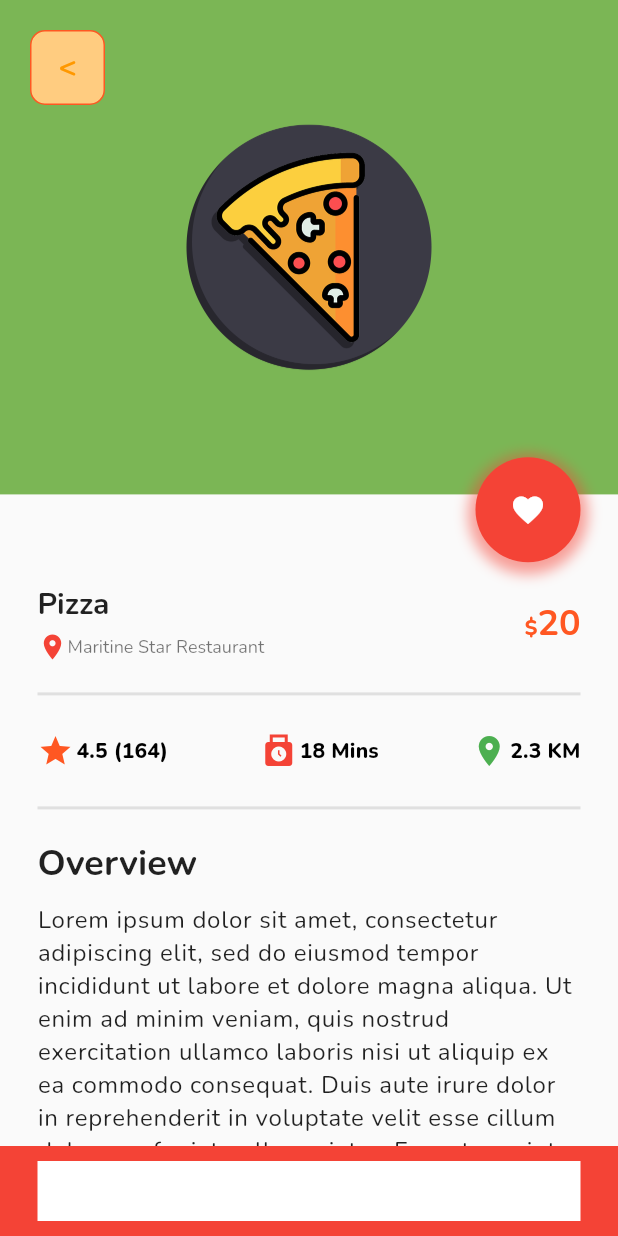
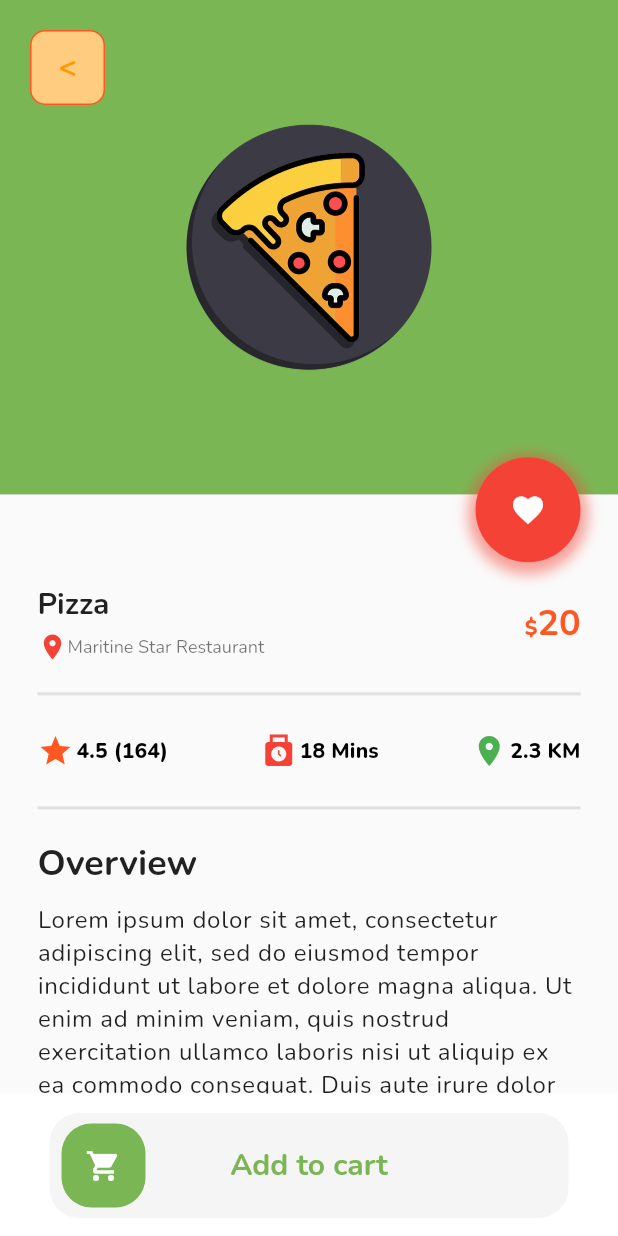
Before and after one commit to 0-BSCode/Flutter-UI-Design-Challenge-2, a Flutter app: the screen it shows after launch, on a phone screen of 412 x 824 dp. Run offline on Flutter 3.47's test engine with Material 2 defaults, Android fonts, the phone set to English and light mode, and no system bars; drawn by our look-alikes of slide_to_act; our stand-ins replace google_fonts.

Commit message:
Finished food view page

```diff
--- a/lib/components/productItem.dart
+++ b/lib/components/productItem.dart
@@ -49,7 +49,7 @@ class ProductItem extends StatelessWidget {
                     width: width * 0.80,
                   ),
                 ),
-                Expanded(
+                const Expanded(
                   child: Center(),
                 ),
                 Text(
@@ -60,7 +60,7 @@ class ProductItem extends StatelessWidget {
                 RichText(
                   text: TextSpan(
                     children: [
-                      WidgetSpan(
+                      const WidgetSpan(
                         child: Icon(
                           Icons.location_on,
                           color: Colors.red,
@@ -83,7 +83,7 @@ class ProductItem extends StatelessWidget {
                         overflow: TextOverflow.ellipsis,
                         text: TextSpan(
                           children: [
-                            WidgetSpan(
+                            const WidgetSpan(
                               child: Icon(
                                 Icons.star,
                                 color: COLOR_ORANGE,
--- a/lib/main.dart
+++ b/lib/main.dart
@@ -2,7 +2,6 @@
 import 'package:flutter/material.dart';
 import 'package:flutter/services.dart';
 import 'package:ui_design_2/screens/foodView.dart';
-import 'package:ui_design_2/screens/homePage.dart';
 import 'package:ui_design_2/productData.dart';
 import 'package:ui_design_2/theme.dart';
 
@@ -18,7 +17,7 @@ class MyApp extends StatelessWidget {
   Widget build(BuildContext context) {
     // Change app bar color
     SystemChrome.setSystemUIOverlayStyle(
-      SystemUiOverlayStyle(statusBarColor: COLOR_GREEN),
+      const SystemUiOverlayStyle(statusBarColor: COLOR_GREEN),
     );
     return MaterialApp(
       title: 'Flutter Demo',
--- a/lib/screens/foodView.dart
+++ b/lib/screens/foodView.dart
@@ -1,6 +1,7 @@
 import 'package:flutter/material.dart';
 import 'package:ui_design_2/theme.dart';
 import 'package:ui_design_2/utils/addSpacing.dart';
+import 'package:slide_to_act/slide_to_act.dart';
 
 class FoodView extends StatelessWidget {
   final Map<String, dynamic> productData;
@@ -14,7 +15,7 @@ class FoodView extends StatelessWidget {
         resizeToAvoidBottomInset: false,
         body: LayoutBuilder(
           builder: (context, constraints) {
-            return Container(
+            return SizedBox(
               width: constraints.maxWidth,
               height: constraints.maxHeight,
               child: Column(
@@ -22,7 +23,7 @@ class FoodView extends StatelessWidget {
                   Expanded(
                     child: SingleChildScrollView(
                       scrollDirection: Axis.vertical,
-                      physics: BouncingScrollPhysics(),
+                      physics: const BouncingScrollPhysics(),
                       child: Stack(
                         clipBehavior: Clip.none,
                         children: [
@@ -61,19 +62,19 @@ class FoodView extends StatelessWidget {
                                       ),
                                       child: TextButton(
                                         onPressed: () {
-                                          debugPrint("${constraints}");
+                                          debugPrint("$constraints");
                                         },
-                                        child: Text(
-                                          "<",
-                                          style: textTheme.headline6!.copyWith(
-                                            color: Colors.orange,
-                                          ),
-                                        ),
                                         style: ButtonStyle(
                                           overlayColor:
                                               MaterialStateColor.resolveWith(
                                             (states) =>
                                                 Colors.orange.withOpacity(0.3),
+                                          ),
+                                        ),
+                                        child: Text(
+                                          "<",
+                                          style: textTheme.headline6!.copyWith(
+                                            color: Colors.orange,
                                           ),
                                         ),
                                       ),
@@ -102,7 +103,7 @@ class FoodView extends StatelessWidget {
                                         RichText(
                                           text: TextSpan(
                                             children: [
-                                              WidgetSpan(
+                                              const WidgetSpan(
                                                 child: Icon(
                                                   Icons.location_on,
                                                   color: Colors.red,
@@ -148,7 +149,7 @@ class FoodView extends StatelessWidget {
                               ),
                               addVerticalSpace(20),
                               Padding(
-                                padding: EdgeInsets.symmetric(
+                                padding: const EdgeInsets.symmetric(
                                   horizontal: 25,
                                 ),
                                 child: Column(
@@ -171,7 +172,7 @@ class FoodView extends StatelessWidget {
                                                 WidgetSpan(
                                                   child: Row(
                                                     children: [
-                                                      Icon(
+                                                      const Icon(
                                                         Icons.star,
                                                         color: COLOR_ORANGE,
                                                       ),
@@ -199,7 +200,7 @@ class FoodView extends StatelessWidget {
                                                 WidgetSpan(
                                                   child: Row(
                                                     children: [
-                                                      Icon(
+                                                      const Icon(
                                                         Icons.punch_clock,
                                                         color: Colors.red,
                                                       ),
@@ -227,7 +228,7 @@ class FoodView extends StatelessWidget {
                                                 WidgetSpan(
                                                   child: Row(
                                                     children: [
-                                                      Icon(
+                                                      const Icon(
                                                         Icons.location_on,
                                                         color: Colors.green,
                                                       ),
@@ -296,7 +297,7 @@ class FoodView extends StatelessWidget {
                                     color: Colors.red.withOpacity(0.5),
                                     spreadRadius: 5,
                                     blurRadius: 7,
-                                    offset: Offset(
+                                    offset: const Offset(
                                         0, 3), // changes position of shadow
                                   ),
                                 ],
@@ -308,13 +309,13 @@ class FoodView extends StatelessWidget {
                                 ),
                                 child: InkWell(
                                   onTap: () {
-                                    debugPrint("${constraints}");
+                                    debugPrint("$constraints");
                                   },
-                                  child: Icon(
+                                  borderRadius: BorderRadius.circular(70),
+                                  child: const Icon(
                                     Icons.favorite,
                                     color: Colors.white,
                                   ),
-                                  borderRadius: BorderRadius.circular(70),
                                 ),
                               ),
                             ),
@@ -324,14 +325,44 @@ class FoodView extends StatelessWidget {
                     ),
                   ),
                   Container(
-                    height: 60,
-                    color: Colors.red,
+                    height: 95,
+                    color: Colors.white,
                     padding: const EdgeInsets.symmetric(
                       horizontal: 25,
-                      vertical: 10,
+                      vertical: 5,
                     ),
-                    child: Container(
-                      color: Colors.white,
+                    child: ListView(
+                      children: <Widget>[
+                        Builder(
+                          builder: (context) {
+                            final GlobalKey<SlideActionState> key = GlobalKey();
+                            return Padding(
+                              padding: const EdgeInsets.all(8.0),
+                              child: SlideAction(
+                                key: key,
+                                borderRadius: 20,
+                                innerColor: COLOR_GREEN,
+                                outerColor: Colors.grey.shade100,
+                                elevation: 0,
+                                text: "Add to cart",
+                                textStyle: textTheme.headline6!.copyWith(
+                                  color: COLOR_GREEN,
+                                ),
+                                sliderButtonIcon: Icon(
+                                  Icons.shopping_cart,
+                                  color: Colors.white,
+                                ),
+                                onSubmit: () {
+                                  Future.delayed(
+                                    const Duration(seconds: 1),
+                                    () => key.currentState?.reset(),
+                                  );
+                                },
+                              ),
+                            );
+                          },
+                        ),
+                      ],
                     ),
                   ),
                 ],
--- a/lib/theme.dart
+++ b/lib/theme.dart
@@ -3,7 +3,7 @@ import 'package:google_fonts/google_fonts.dart';
 
 const COLOR_BLACK = Colors.black;
 const COLOR_ORANGE = Colors.deepOrange;
-const COLOR_GREY = Color(0xff9E9E);
+const COLOR_GREY = Color(0x00ff9e9e);
 const COLOR_WHITE = Color(0xffFFA801);
 const COLOR_GREEN = Color(0xff7BB655);
 
```
Also changed, not shown: lib/screens/homePage.dart (+12 -12 lines).
